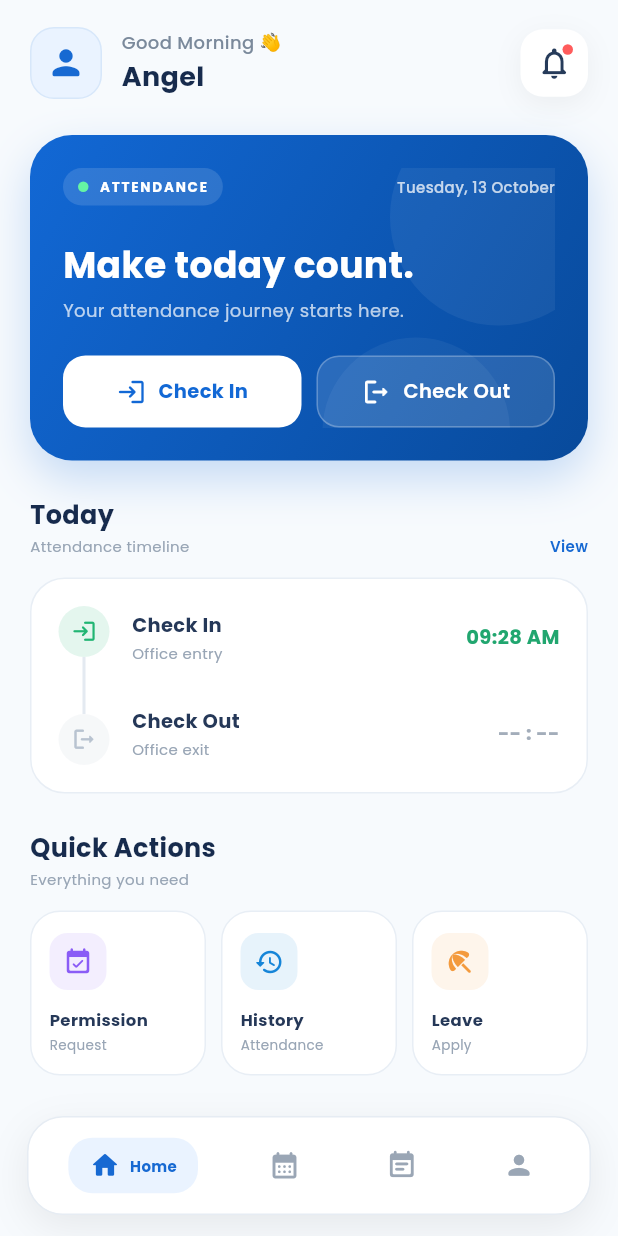
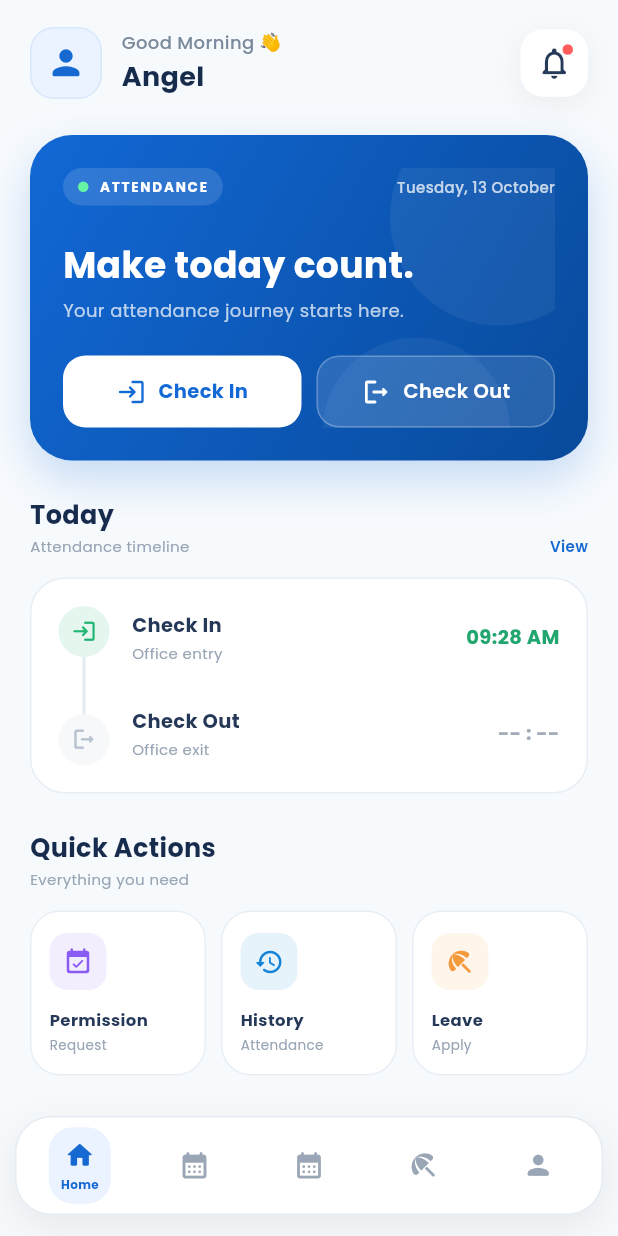
Before and after one commit to 11RAJAVEERAN/LYRA_PULSE, a Flutter app: the HomeScreen screen opened by its route, on a phone screen of 412 x 824 dp. Run offline on Flutter 3.47's test engine with Material 3 defaults, Android fonts, the phone set to English and light mode, and no system bars; our stand-ins replace camera, dio, flutter_secure_storage, geocoding, geolocator, get and 2 more; accounts and stored records are empty.

Commit message:
Add calendar tab to home screen

```diff
--- a/lyrapulse-mobile/lib/features/home/views/home_screen.dart
+++ b/lyrapulse-mobile/lib/features/home/views/home_screen.dart
@@ -10,6 +10,7 @@ import 'package:lyrapulse_mobile/features/permission/permission_screen.dart';
 import 'package:lyrapulse_mobile/features/profile/views/profile_screen.dart';
 import 'package:lyrapulse_mobile/features/leave/views/leave_screen.dart';
 import 'package:lyrapulse_mobile/features/notification/views/notification_screen.dart';
+import 'package:lyrapulse_mobile/features/calendar/views/calendar_screen.dart';
 
 class HomeScreen extends StatefulWidget {
   const HomeScreen({super.key});
@@ -101,12 +102,19 @@ class _HomeScreenState extends State<HomeScreen> {
     return Scaffold(
       backgroundColor: const Color(0xFFF7FAFD),
       body: SafeArea(
-        child: Column(
+        child: _selectedIndex == 2
+            ? CalendarScreen()
+            : Column(
                 children: [
                   Expanded(
                     child: SingleChildScrollView(
                       physics: const BouncingScrollPhysics(),
-                padding: const EdgeInsets.fromLTRB(20, 18, 20, 110),
+                      padding: const EdgeInsets.fromLTRB(
+                        20,
+                        18,
+                        20,
+                        110,
+                      ),
                       child: Column(
                         crossAxisAlignment: CrossAxisAlignment.start,
                         children: [
@@ -962,10 +970,10 @@ class _HomeScreenState extends State<HomeScreen> {
   Widget _buildBottomNavigation() {
     return Container(
       color: const Color(0xFFF7FAFD),
-      padding: const EdgeInsets.fromLTRB(18, 8, 18, 14),
+      padding: const EdgeInsets.fromLTRB(10, 8, 10, 14),
       child: Container(
         height: 66,
-        padding: const EdgeInsets.symmetric(horizontal: 8),
+        padding: const EdgeInsets.symmetric(horizontal: 4),
         decoration: BoxDecoration(
           color: Colors.white,
           borderRadius: BorderRadius.circular(24),
@@ -997,12 +1005,18 @@ class _HomeScreenState extends State<HomeScreen> {
             ),
            _bottomNavItem(
   index: 2,
-              icon: Icons.event_note_rounded,
+  icon: Icons.calendar_month_rounded,
+  label: 'Calendar',
+  onTap: () {},
+),
+            _bottomNavItem(
+              index: 3,
+              icon: Icons.beach_access_rounded,
               label: 'Leave',
               onTap: _openLeave,
             ),
             _bottomNavItem(
-              index: 3,
+              index: 4,
               icon: Icons.person_rounded,
               label: 'Profile',
               onTap: _openProfile,
@@ -1021,17 +1035,21 @@ class _HomeScreenState extends State<HomeScreen> {
   }) {
     final selected = _selectedIndex == index;
 
-    return GestureDetector(
+    return Expanded(
+      child: GestureDetector(
         onTap: () {
           setState(() {
             _selectedIndex = index;
           });
+
           onTap();
         },
+        behavior: HitTestBehavior.opaque,
+        child: Center(
           child: AnimatedContainer(
             duration: const Duration(milliseconds: 220),
             padding: EdgeInsets.symmetric(
-          horizontal: selected ? 14 : 10,
+              horizontal: selected ? 8 : 4,
               vertical: 8,
             ),
             decoration: BoxDecoration(
@@ -1040,7 +1058,9 @@ class _HomeScreenState extends State<HomeScreen> {
                   : Colors.transparent,
               borderRadius: BorderRadius.circular(16),
             ),
-        child: Row(
+            child: Column(
+              mainAxisAlignment: MainAxisAlignment.center,
+              mainAxisSize: MainAxisSize.min,
               children: [
                 Icon(
                   icon,
@@ -1050,11 +1070,13 @@ class _HomeScreenState extends State<HomeScreen> {
                       : const Color(0xFF9AA6B5),
                 ),
                 if (selected) ...[
-              const SizedBox(width: 6),
+                  const SizedBox(height: 3),
                   Text(
                     label,
+                    maxLines: 1,
+                    overflow: TextOverflow.ellipsis,
                     style: GoogleFonts.poppins(
-                  fontSize: 10,
+                      fontSize: 8,
                       fontWeight: FontWeight.w700,
                       color: const Color(0xFF1769D2),
                     ),
@@ -1063,6 +1085,8 @@ class _HomeScreenState extends State<HomeScreen> {
               ],
             ),
           ),
+        ),
+      ),
     );
   }
 }
```
Lines whose indentation alone changed are shown as unchanged.
